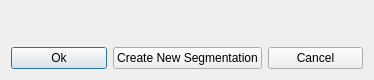
Qt form Modules/SegmentationUI/Qmitk/QmitkConfirmSegmentationDialog.ui (MITK/MITK) before a commit.
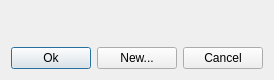
The same form after that commit.

Commit message: All 3D tools now overwrite existing segmentation consistently. Changed color of feedback nodes so that feedback can be distinguished from original segmentation.

```diff
--- a/Modules/SegmentationUI/Qmitk/QmitkConfirmSegmentationDialog.ui
+++ b/Modules/SegmentationUI/Qmitk/QmitkConfirmSegmentationDialog.ui
@@ -6,7 +6,7 @@
    <rect>
     <x>0</x>
     <y>0</y>
-    <width>374</width>
+    <width>238</width>
     <height>80</height>
    </rect>
   </property>
@@ -33,7 +33,7 @@
      <item>
       <widget class="QPushButton" name="m_btnNewSegmentation">
        <property name="text">
-        <string>Create New Segmentation</string>
+        <string>New...</string>
        </property>
       </widget>
      </item>
```
The commit also changes 4 other files.
